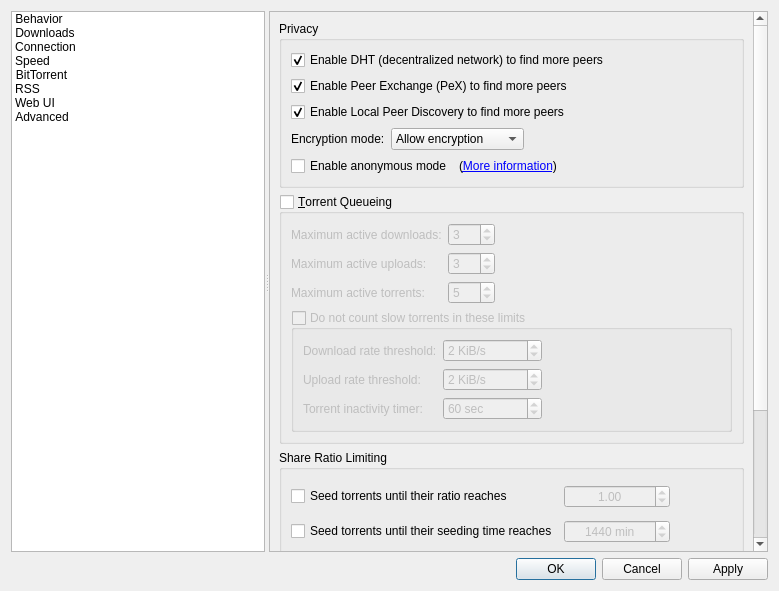
This is src/gui/optionsdialog.ui in SysAdminDoc/qBittorrent-Vanced as Qt 5 draws it before an edit. The edited form follows.
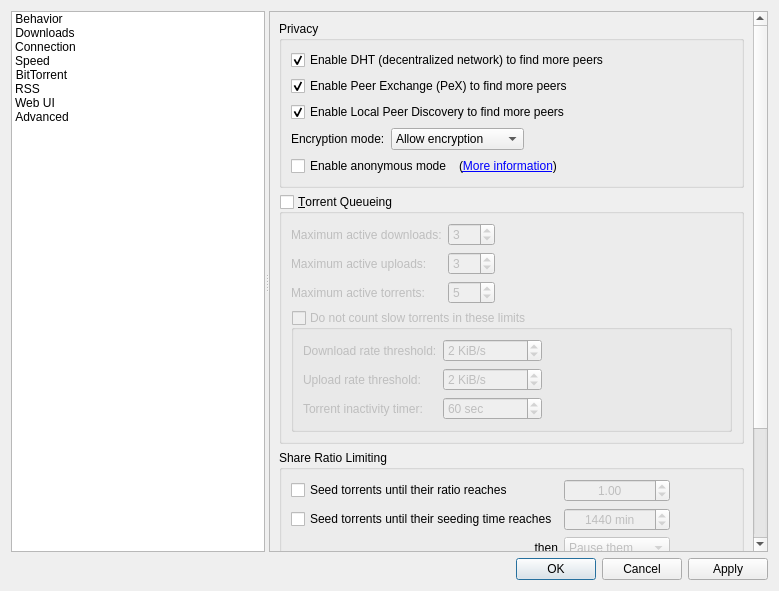
This is the edited form. The open tabs and pages were chosen to show the change. Custom widgets are drawn as their Qt base class.

Commit message: Tweak visuals in Options dialog

What changed in the file:
```diff
--- a/src/gui/optionsdialog.ui
+++ b/src/gui/optionsdialog.ui
@@ -2511,76 +2511,7 @@
                <string>Share Ratio Limiting</string>
               </property>
               <layout class="QGridLayout" name="gridLayout_91">
-               <item row="0" column="0" rowspan="3" colspan="3">
-                <widget class="QCheckBox" name="checkMaxRatio">
-                 <property name="text">
-                  <string>Seed torrents until their ratio reaches</string>
-                 </property>
-                </widget>
-               </item>
-               <item row="1" column="6" rowspan="2">
-                <spacer name="horizontalSpacer_161">
-                 <property name="orientation">
-                  <enum>Qt::Horizontal</enum>
-                 </property>
-                 <property name="sizeHint" stdset="0">
-                  <size>
-                   <width>109</width>
-                   <height>20</height>
-                  </size>
-                 </property>
-                </spacer>
-               </item>
-               <item row="4" column="2">
-                <widget class="QLabel" name="label">
-                 <property name="text">
-                  <string>then</string>
-                 </property>
-                 <property name="alignment">
-                  <set>Qt::AlignRight|Qt::AlignTrailing|Qt::AlignVCenter</set>
-                 </property>
-                </widget>
-               </item>
-               <item row="4" column="6">
-                <spacer name="horizontalSpacer_20">
-                 <property name="orientation">
-                  <enum>Qt::Horizontal</enum>
-                 </property>
-                 <property name="sizeHint" stdset="0">
-                  <size>
-                   <width>121</width>
-                   <height>28</height>
-                  </size>
-                 </property>
-                </spacer>
-               </item>
-               <item row="4" column="1">
-                <spacer name="horizontalSpacer_171">
-                 <property name="orientation">
-                  <enum>Qt::Horizontal</enum>
-                 </property>
-                 <property name="sizeHint" stdset="0">
-                  <size>
-                   <width>100</width>
-                   <height>42</height>
-                  </size>
-                 </property>
-                </spacer>
-               </item>
-               <item row="3" column="6">
-                <spacer name="horizontalSpacer_191">
-                 <property name="orientation">
-                  <enum>Qt::Horizontal</enum>
-                 </property>
-                 <property name="sizeHint" stdset="0">
-                  <size>
-                   <width>40</width>
-                   <height>20</height>
-                  </size>
-                 </property>
-                </spacer>
-               </item>
-               <item row="3" column="4">
+               <item row="2" column="1">
                 <widget class="QSpinBox" name="spinMaxSeedingMinutes">
                  <property name="enabled">
                   <bool>false</bool>
@@ -2599,7 +2530,48 @@
                  </property>
                 </widget>
                </item>
-               <item row="1" column="4">
+               <item row="2" column="0">
+                <widget class="QCheckBox" name="checkMaxSeedingMinutes">
+                 <property name="text">
+                  <string>Seed torrents until their seeding time reaches</string>
+                 </property>
+                </widget>
+               </item>
+               <item row="3" column="0">
+                <widget class="QLabel" name="label">
+                 <property name="text">
+                  <string>then</string>
+                 </property>
+                 <property name="alignment">
+                  <set>Qt::AlignRight|Qt::AlignTrailing|Qt::AlignVCenter</set>
+                 </property>
+                </widget>
+               </item>
+               <item row="3" column="1">
+                <widget class="QComboBox" name="comboRatioLimitAct">
+                 <property name="enabled">
+                  <bool>false</bool>
+                 </property>
+                 <item>
+                  <property name="text">
+                   <string>Pause them</string>
+                  </property>
+                 </item>
+                 <item>
+                  <property name="text">
+                   <string>Remove them</string>
+                  </property>
+                 </item>
+                </widget>
+               </item>
+               <item row="1" column="0">
+                <widget class="QCheckBox" name="checkMaxRatio">
+                 <property name="text">
+                  <string>Seed torrents until their ratio reaches</string>
+                 </property>
+                </widget>
+               </item>
+               <item row="1" column="1">
                 <widget class="QDoubleSpinBox" name="spinMaxRatio">
                  <property name="enabled">
                   <bool>false</bool>
@@ -2607,9 +2579,6 @@
                  <property name="alignment">
                   <set>Qt::AlignHCenter</set>
                  </property>
-                 <property name="minimum">
-                  <double>0.000000000000000</double>
-                 </property>
                  <property name="maximum">
                   <double>9998.000000000000000</double>
                  </property>
@@ -2621,29 +2590,18 @@
                  </property>
                 </widget>
                </item>
-               <item row="3" column="0" colspan="4">
-                <widget class="QCheckBox" name="checkMaxSeedingMinutes">
-                 <property name="text">
-                  <string>Seed torrents until their seeding time reaches</string>
+               <item row="1" column="2">
+                <spacer name="horizontalSpacer_2">
+                 <property name="orientation">
+                  <enum>Qt::Horizontal</enum>
                  </property>
-                </widget>
-               </item>
-               <item row="4" column="4">
-                <widget class="QComboBox" name="comboRatioLimitAct">
-                 <property name="enabled">
-                  <bool>false</bool>
+                 <property name="sizeHint" stdset="0">
+                  <size>
+                   <width>40</width>
+                   <height>20</height>
+                  </size>
                  </property>
-                 <item>
-                  <property name="text">
-                   <string>Pause them</string>
-                  </property>
-                 </item>
-                 <item>
-                  <property name="text">
-                   <string>Remove them</string>
-                  </property>
-                 </item>
-                </widget>
+                </spacer>
                </item>
               </layout>
              </widget>
```
Left out of the diff: 158 changed lines with no effect on the pictures.
